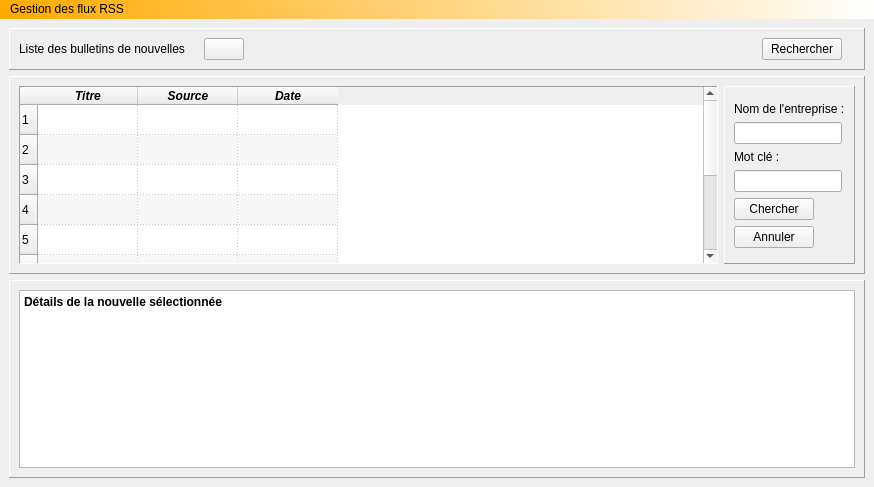
Old version of the form main_app/GUI/main_gui.ui in the repository CrystalGlo/RSS_Feeder.
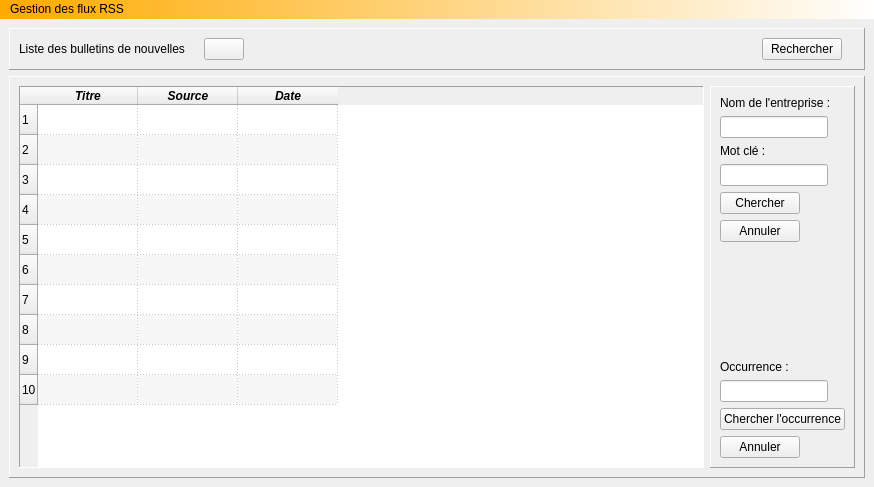
New version of the form. Icons and pictures are not drawn.

Commit message: RSS-15: Afficher les nouvelles qui contiennent les occurrences

```diff
--- a/main_app/GUI/main_gui.ui
+++ b/main_app/GUI/main_gui.ui
@@ -343,6 +343,53 @@
                 </property>
                </widget>
               </item>
+              <item row="8" column="0">
+               <widget class="QLabel" name="label_6">
+                <property name="styleSheet">
+                 <string notr="true"/>
+                </property>
+                <property name="text">
+                 <string>Occurrence :</string>
+                </property>
+               </widget>
+              </item>
+              <item row="9" column="0">
+               <widget class="QLineEdit" name="lineEdit_occurrence"/>
+              </item>
+              <item row="10" column="0">
+               <widget class="QPushButton" name="submitOccurrence_btn">
+                <property name="text">
+                 <string>Chercher l'occurrence</string>
+                </property>
+               </widget>
+              </item>
+              <item row="6" column="0">
+               <spacer name="verticalSpacer">
+                <property name="orientation">
+                 <enum>Qt::Vertical</enum>
+                </property>
+                <property name="sizeHint" stdset="0">
+                 <size>
+                  <width>20</width>
+                  <height>40</height>
+                 </size>
+                </property>
+               </spacer>
+              </item>
+              <item row="11" column="0">
+               <widget class="QPushButton" name="cancelOccurrence_btn">
+                <property name="text">
+                 <string>Annuler</string>
+                </property>
+               </widget>
+              </item>
+              <item row="7" column="0">
+               <widget class="QLabel" name="label_occurrenceCount">
+                <property name="text">
+                 <string/>
+                </property>
+               </widget>
+              </item>
              </layout>
             </widget>
            </item>
@@ -353,47 +400,6 @@
       </item>
      </layout>
     </item>
-    <item row="2" column="0">
-     <layout class="QGridLayout" name="gridLayout_details">
-      <item row="0" column="0">
-       <widget class="QScrollArea" name="scrollArea_details">
-        <property name="frameShape">
-         <enum>QFrame::Panel</enum>
-        </property>
-        <property name="frameShadow">
-         <enum>QFrame::Raised</enum>
-        </property>
-        <property name="widgetResizable">
-         <bool>true</bool>
-        </property>
-        <widget class="QWidget" name="scrollAreaWidgetContents">
-         <property name="geometry">
-          <rect>
-           <x>0</x>
-           <y>0</y>
-           <width>852</width>
-           <height>181</height>
-          </rect>
-         </property>
-         <layout class="QHBoxLayout" name="horizontalLayout_3">
-          <item>
-           <widget class="QTextBrowser" name="textBrowser_details">
-            <property name="html">
-             <string>&lt;!DOCTYPE HTML PUBLIC &quot;-//W3C//DTD HTML 4.0//EN&quot; &quot;http://www.w3.org/TR/REC-html40/strict.dtd&quot;&gt;
-&lt;html&gt;&lt;head&gt;&lt;meta name=&quot;qrichtext&quot; content=&quot;1&quot; /&gt;&lt;style type=&quot;text/css&quot;&gt;
-p, li { white-space: pre-wrap; }
-&lt;/style&gt;&lt;/head&gt;&lt;body style=&quot; font-family:'Arial'; font-size:10pt; font-weight:400; font-style:normal;&quot;&gt;
-&lt;p style=&quot; margin-top:18px; margin-bottom:12px; margin-left:0px; margin-right:0px; -qt-block-indent:0; text-indent:0px;&quot;&gt;&lt;span style=&quot; font-size:medium; font-weight:600;&quot;&gt;Détails de la nouvelle sélectionnée&lt;/span&gt;&lt;/p&gt;
-&lt;p style=&quot;-qt-paragraph-type:empty; margin-top:0px; margin-bottom:0px; margin-left:0px; margin-right:0px; -qt-block-indent:0; text-indent:0px; font-size:xx-large; font-weight:600;&quot;&gt;&lt;br /&gt;&lt;/p&gt;&lt;/body&gt;&lt;/html&gt;</string>
-            </property>
-           </widget>
-          </item>
-         </layout>
-        </widget>
-       </widget>
-      </item>
-     </layout>
-    </item>
    </layout>
   </widget>
   <widget class="QMenuBar" name="menubar">
```
The commit also changes 7 other files.
